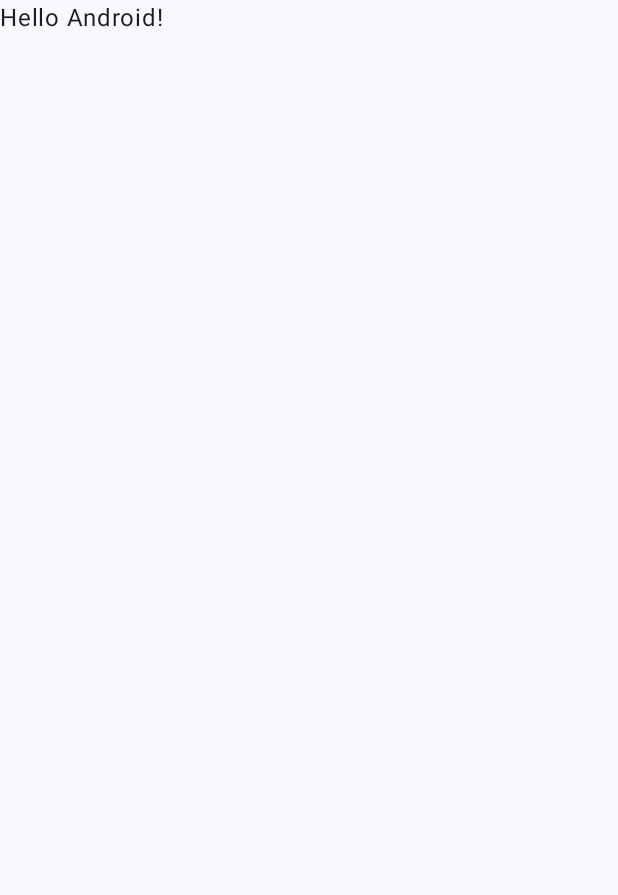
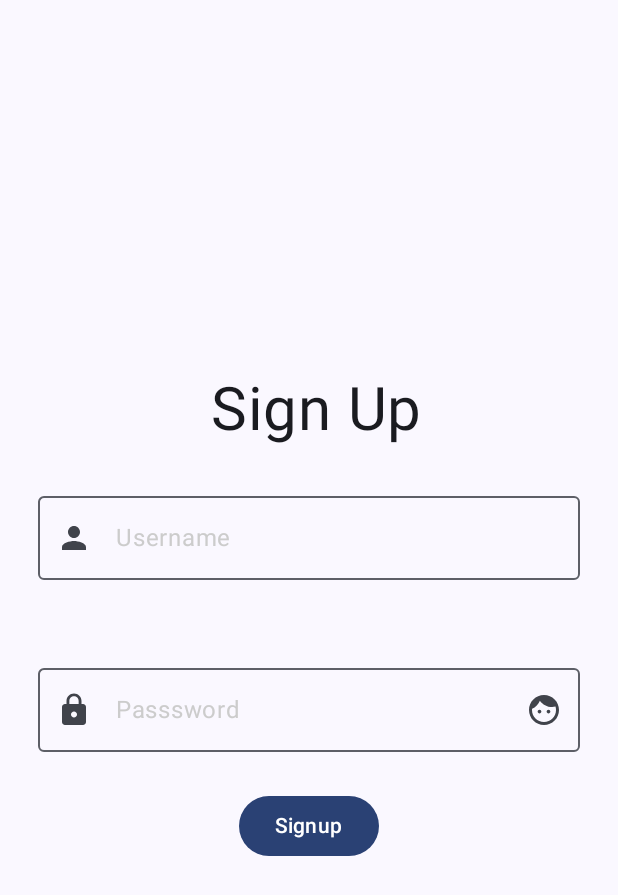
Before and after one commit to CesaireAgonse/Projet-Android-M2-UGEReveVue, an Android app built with Jetpack Compose: the screen it shows after launch (MainActivity), on a phone screen of 412 x 824 dp. Before the commit the part shown is almost empty. Shown: the top 895 px of the screen. Run offline under Robolectric (Android 15) with nearby library versions, the phone set to English and light mode, and no system bars.

Commit message:
ajout du formulaire signup (visuel)

```diff
--- a/app/build.gradle.kts
+++ b/app/build.gradle.kts
@@ -50,6 +50,7 @@ android {
 }
 
 dependencies {
+    implementation("com.android.volley:volley:1.2.1")
 
     implementation("androidx.core:core-ktx:1.12.0")
     implementation("androidx.lifecycle:lifecycle-runtime-ktx:2.7.0")
--- /dev/null
+++ b/app/src/main/java/fr/uge/ugerevevueandroid/Authentification.kt
@@ -0,0 +1,88 @@
+package fr.uge.ugerevevueandroid
+
+import android.content.Context
+import androidx.compose.foundation.layout.Arrangement
+import androidx.compose.foundation.layout.Column
+import androidx.compose.foundation.layout.fillMaxSize
+import androidx.compose.foundation.layout.fillMaxWidth
+import androidx.compose.foundation.layout.padding
+import androidx.compose.foundation.text.KeyboardOptions
+import androidx.compose.material.icons.Icons
+import androidx.compose.material.icons.filled.Face
+import androidx.compose.material.icons.filled.Lock
+import androidx.compose.material.icons.filled.Person
+import androidx.compose.material3.Button
+import androidx.compose.material3.Icon
+import androidx.compose.material3.IconButton
+import androidx.compose.material3.OutlinedTextField
+import androidx.compose.material3.Text
+import androidx.compose.runtime.Composable
+import androidx.compose.runtime.getValue
+import androidx.compose.runtime.mutableStateOf
+import androidx.compose.runtime.remember
+import androidx.compose.runtime.setValue
+import androidx.compose.ui.Alignment
+import androidx.compose.ui.Modifier
+import androidx.compose.ui.focus.FocusRequester
+import androidx.compose.ui.graphics.Color
+import androidx.compose.ui.text.input.ImeAction
+import androidx.compose.ui.text.input.PasswordVisualTransformation
+import androidx.compose.ui.text.input.VisualTransformation
+import androidx.compose.ui.unit.dp
+import androidx.compose.ui.unit.sp
+
+fun signup(username: String, password: String){
+    val url = "http://localhost:8080/api/v1/signup"
+
+}
+@Composable
+fun SignupPage(){
+    var username by remember { mutableStateOf("") }
+    var password by remember { mutableStateOf("") }
+    var isPasswordVisible by remember { mutableStateOf(false) }
+    Column(
+        modifier = Modifier.fillMaxSize(),
+        verticalArrangement = Arrangement.Center,
+        horizontalAlignment = Alignment.CenterHorizontally
+    ) {
+        Text(text= " Sign Up", fontSize = 40.sp)
+        OutlinedTextField(
+            value = username,
+            onValueChange = { username = it },
+            modifier = Modifier
+                .fillMaxWidth()
+                .padding(25.dp),
+            label = { Text(text = "Username", color = Color.LightGray) },
+            leadingIcon = {
+                Icon(Icons.Default.Person, contentDescription = "username icon")
+            }
+        )
+        OutlinedTextField(
+            value = password,
+            onValueChange = { password = it },
+            modifier = Modifier
+                .fillMaxWidth()
+                .padding(25.dp),
+            label = { Text(text = "Passsword", color = Color.LightGray) },
+            leadingIcon = {
+                Icon(Icons.Default.Lock, contentDescription = "password icon")
+            },
+            trailingIcon = {
+                IconButton(onClick = { isPasswordVisible = !isPasswordVisible }) {
+                    Icon(Icons.Default.Face, contentDescription = "")
+                }
+            },
+            visualTransformation = if (isPasswordVisible) VisualTransformation.None else PasswordVisualTransformation(),
+            keyboardOptions = KeyboardOptions.Default.copy(
+                imeAction = ImeAction.Done
+            )
+        )
+        Button(
+            onClick = { signup(username = username, password = password)},
+            modifier = Modifier
+        ){
+            Text(text = "Signup")
+        }
+
+    }
+}
--- a/app/src/main/java/fr/uge/ugerevevueandroid/MainActivity.kt
+++ b/app/src/main/java/fr/uge/ugerevevueandroid/MainActivity.kt
@@ -6,10 +6,7 @@ import androidx.activity.compose.setContent
 import androidx.compose.foundation.layout.fillMaxSize
 import androidx.compose.material3.MaterialTheme
 import androidx.compose.material3.Surface
-import androidx.compose.material3.Text
-import androidx.compose.runtime.Composable
 import androidx.compose.ui.Modifier
-import androidx.compose.ui.tooling.preview.Preview
 import fr.uge.ugerevevueandroid.ui.theme.UGEReveVueAndroidTheme
 
 class MainActivity : ComponentActivity() {
@@ -22,25 +19,9 @@ class MainActivity : ComponentActivity() {
                     modifier = Modifier.fillMaxSize(),
                     color = MaterialTheme.colorScheme.background
                 ) {
-                    Greeting("Android")
+                    SignupPage()
                 }
             }
         }
     }
 }
-
-@Composable
-fun Greeting(name: String, modifier: Modifier = Modifier) {
-    Text(
-        text = "Hello $name!",
-        modifier = modifier
-    )
-}
-
-@Preview(showBackground = true)
-@Composable
-fun GreetingPreview() {
-    UGEReveVueAndroidTheme {
-        Greeting("Android")
-    }
-}
```
